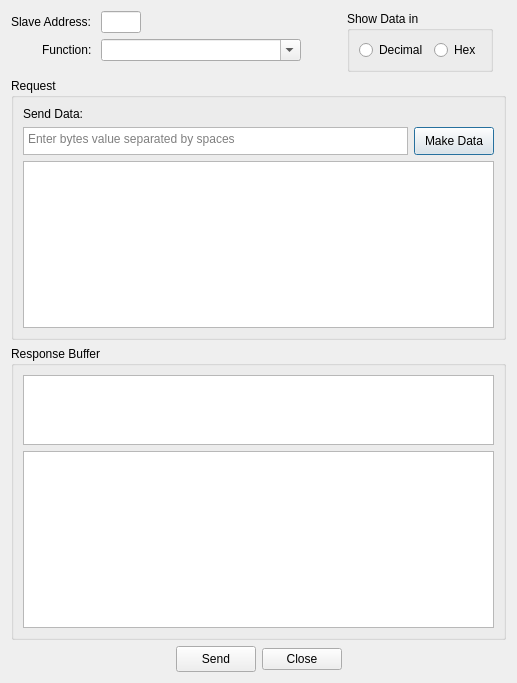
Old version of the form omodscan/dialogs/dialogusermsg.ui in the repository sanny32/OpenModScan.
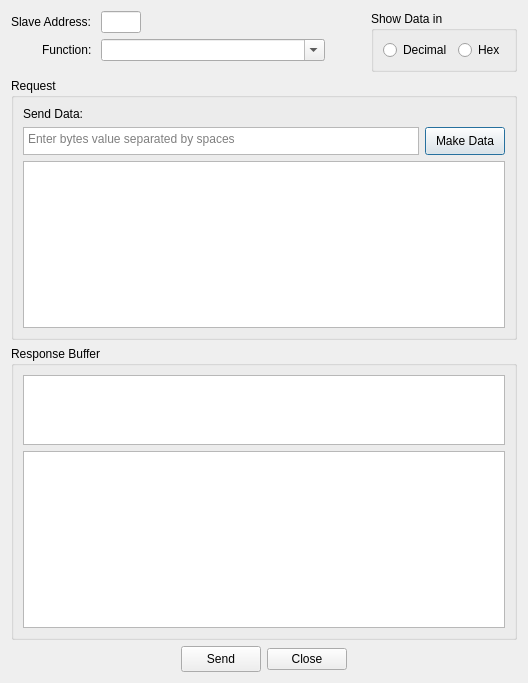
New version of the form. Custom widgets are drawn as their Qt base class.

What changed in the file:
```diff
--- a/omodscan/dialogs/dialogusermsg.ui
+++ b/omodscan/dialogs/dialogusermsg.ui
@@ -6,7 +6,7 @@
    <rect>
     <x>0</x>
     <y>0</y>
-    <width>517</width>
+    <width>528</width>
     <height>683</height>
    </rect>
   </property>
@@ -56,9 +56,15 @@
        </item>
        <item row="1" column="1">
         <widget class="FunctionCodeComboBox" name="comboBoxFunction">
+         <property name="sizePolicy">
+          <sizepolicy hsizetype="Expanding" vsizetype="Fixed">
+           <horstretch>0</horstretch>
+           <verstretch>0</verstretch>
+          </sizepolicy>
+         </property>
          <property name="minimumSize">
           <size>
-           <width>200</width>
+           <width>210</width>
            <height>0</height>
           </size>
          </property>
@@ -78,7 +84,7 @@
         <enum>Qt::Horizontal</enum>
        </property>
        <property name="sizeType">
-        <enum>QSizePolicy::Fixed</enum>
+        <enum>QSizePolicy::Preferred</enum>
        </property>
        <property name="sizeHint" stdset="0">
         <size>
@@ -117,19 +123,6 @@
        </layout>
       </widget>
      </item>
-     <item>
-      <spacer name="horizontalSpacer">
-       <property name="orientation">
-        <enum>Qt::Horizontal</enum>
-       </property>
-       <property name="sizeHint" stdset="0">
-        <size>
-         <width>40</width>
-         <height>20</height>
-        </size>
-       </property>
-      </spacer>
-     </item>
     </layout>
    </item>
    <item>
```
